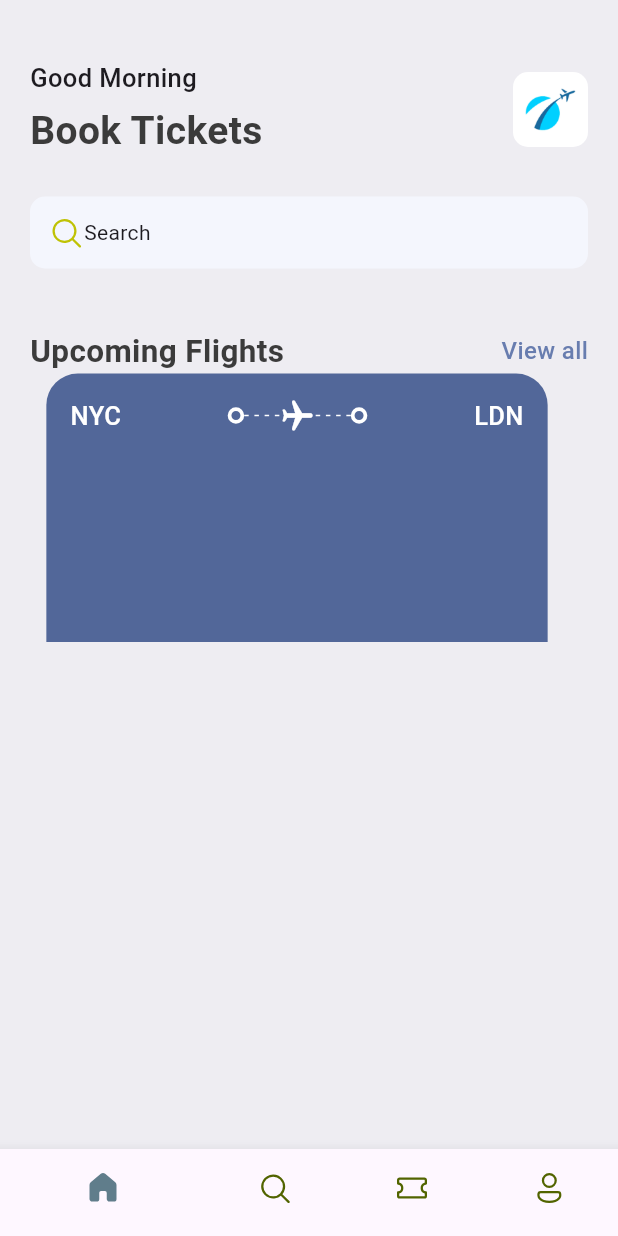
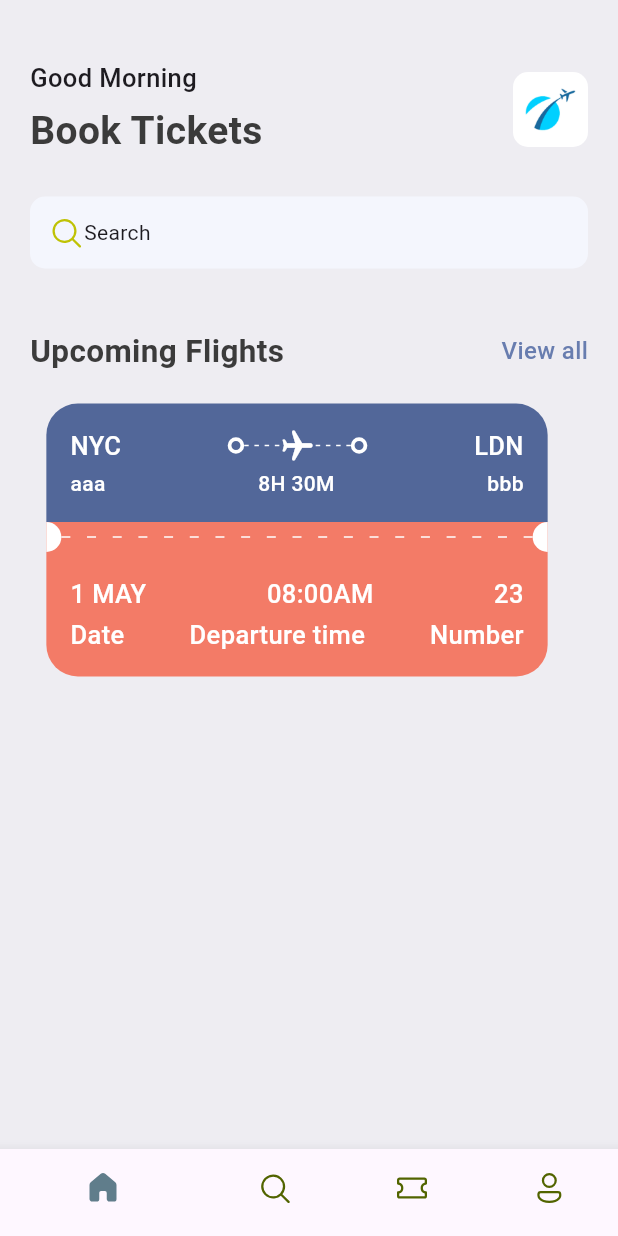
Before and after one commit to rodgers-munene/ticket_app, a Flutter app: the screen it shows after launch, on a phone screen of 412 x 824 dp. Run offline on Flutter 3.47's test engine with Material 3 defaults, Android fonts, the phone set to English and light mode, and no system bars; our stand-ins replace fluentui_icons.

Commit message:
creating ticket widget and other widgetes

```diff
--- a/lib/base/res/styles/app_styles.dart
+++ b/lib/base/res/styles/app_styles.dart
@@ -7,6 +7,8 @@ class AppStyles {
   static Color bgColor = const Color(0xFFeeedf2);
   static Color textColor = const Color(0xFF3b3b3b);
   static Color ticketBlue = const Color(0xFF526799);
+  static Color ticketOrange = const Color(0xFFF37B67  );
+
 
   static TextStyle textStyle = TextStyle(
     fontSize: 16,
@@ -28,4 +30,8 @@ class AppStyles {
     fontSize: 17,
     fontWeight: FontWeight.w500,
   );
+  static TextStyle headLineStyle4 = TextStyle(
+    fontSize: 14,
+    fontWeight: FontWeight.w500,
+  );
 }
--- a/lib/base/widgets/app_layout_builder.dart
+++ b/lib/base/widgets/app_layout_builder.dart
@@ -2,8 +2,9 @@ import 'package:flutter/material.dart';
 
 class AppLayoutBuilder extends StatelessWidget {
   final int randomDivider;
+  final double width;
 
-  const AppLayoutBuilder({super.key, required this.randomDivider});
+  const AppLayoutBuilder({super.key, required this.randomDivider, this.width = 3});
 
   @override
   Widget build(BuildContext context) {
@@ -12,11 +13,16 @@ class AppLayoutBuilder extends StatelessWidget {
         return Flex(
           mainAxisAlignment: MainAxisAlignment.spaceBetween,
           direction: Axis.horizontal,
-          children: List.generate((constraints.constrainWidth()/randomDivider).floor(), (generator) => SizedBox(
-            width: 3,
-            height: 1,
-            child: DecoratedBox(decoration: BoxDecoration(color: Colors.white)),
-          )),
+          children: List.generate(
+            (constraints.constrainWidth() / randomDivider).floor(),
+            (generator) => SizedBox(
+              width: width,
+              height: 1,
+              child: DecoratedBox(
+                decoration: BoxDecoration(color: Colors.white),
+              ),
+            ),
+          ),
         );
       },
     );
--- /dev/null
+++ b/lib/base/widgets/big_circle.dart
@@ -0,0 +1,23 @@
+import 'package:flutter/material.dart';
+
+class BigCircle extends StatelessWidget {
+  final bool isRight;
+  const BigCircle({super.key, required this.isRight});
+
+  @override
+  Widget build(BuildContext context) {
+    return SizedBox(
+      height: 20,
+      width: 10,
+      child: DecoratedBox(
+        decoration: BoxDecoration(
+          color: Colors.white,
+          borderRadius: isRight == true? const BorderRadius.only(
+            topRight: Radius.circular(10),
+            bottomRight: Radius.circular(10),
+          ): const BorderRadius.only(topLeft: Radius.circular(10), bottomLeft: Radius.circular(10)),
+        ),
+      ),
+    );
+  }
+}
--- a/lib/base/widgets/ticket_view.dart
+++ b/lib/base/widgets/ticket_view.dart
@@ -1,6 +1,7 @@
 import 'package:flutter/material.dart';
 import 'package:ticket_app/base/res/styles/app_styles.dart';
 import 'package:ticket_app/base/widgets/app_layout_builder.dart';
+import 'package:ticket_app/base/widgets/big_circle.dart';
 import 'package:ticket_app/base/widgets/big_dot.dart';
 
 class TicketView extends StatelessWidget {
@@ -12,9 +13,13 @@ class TicketView extends StatelessWidget {
 
     return SizedBox(
       width: size.width * 0.85,
-      height: 179,
+      height: 189,
       child: Container(
         margin: EdgeInsets.only(right: 16),
+        child: Column(
+          children: [
+            // blue part of ticket
+            Container(
               decoration: BoxDecoration(
                 borderRadius: BorderRadius.only(
                   topLeft: Radius.circular(21),
@@ -25,11 +30,14 @@ class TicketView extends StatelessWidget {
               padding: EdgeInsets.all(16),
               child: Column(
                 children: [
+                  // show departure and destination with icons
                   Row(
                     children: [
                       Text(
                         "NYC",
-                  style: AppStyles.headLineStyle3.copyWith(color: Colors.white),
+                        style: AppStyles.headLineStyle3.copyWith(
+                          color: Colors.white,
+                        ),
                       ),
                       Expanded(child: Container()),
                       BigDot(),
@@ -56,11 +64,119 @@ class TicketView extends StatelessWidget {
                       Expanded(child: Container()),
                       Text(
                         "LDN",
-                  style: AppStyles.headLineStyle3.copyWith(color: Colors.white),
+                        style: AppStyles.headLineStyle3.copyWith(
+                          color: Colors.white,
+                        ),
                       ),
                     ],
                   ),
-            Row(),
+                  SizedBox(height: 3),
+                  // show departure and destination with time
+                  Row(
+                    children: [
+                      Text(
+                        "aaa",
+                        style: AppStyles.headLineStyle4.copyWith(
+                          color: Colors.white,
+                        ),
+                      ),
+                      Expanded(child: Container()),
+                      Text(
+                        "8H 30M",
+                        style: AppStyles.headLineStyle4.copyWith(
+                          color: Colors.white,
+                        ),
+                      ),
+                      Expanded(child: Container()),
+                      Text(
+                        "bbb",
+                        style: AppStyles.headLineStyle4.copyWith(
+                          color: Colors.white,
+                        ),
+                      ),
+                    ],
+                  ),
+                ],
+              ),
+            ),
+            // circles and dots
+            Container(
+              height: 20,
+              color: AppStyles.ticketOrange,
+              child: Row(
+                children: [
+                  BigCircle(isRight: true,),
+                  Expanded(child: AppLayoutBuilder(randomDivider: 16, width: 6,)),
+                  BigCircle(isRight: false)
+                ],
+              ),
+            ),
+            // orange part
+            Container(
+              decoration: BoxDecoration(
+                borderRadius: BorderRadius.only(
+                  bottomLeft: Radius.circular(21),
+                  bottomRight: Radius.circular(21),
+                ),
+                color: AppStyles.ticketOrange,
+              ),
+              padding: EdgeInsets.all(16),
+              child: Column(
+                children: [
+                  // show departure and destination with icons
+                  Row(
+                    children: [
+                      Text(
+                        "1 MAY",
+                        style: AppStyles.headLineStyle3.copyWith(
+                          color: Colors.white,
+                        ),
+                      ),
+                      Expanded(child: Container()),
+                      Text(
+                        "08:00AM",
+                        style: AppStyles.headLineStyle3.copyWith(
+                          color: Colors.white,
+                        ),
+                      ),
+                      Expanded(child: Container()),
+                      Text(
+                        "23",
+                        style: AppStyles.headLineStyle3.copyWith(
+                          color: Colors.white,
+                        ),
+                      ),
+                    ],
+                  ),
+                  SizedBox(height: 3),
+                  // show departure and destination with time
+                  Row(
+                    children: [
+                      Text(
+                        "Date",
+                        style: AppStyles.headLineStyle3.copyWith(
+                          color: Colors.white,
+                        ),
+                      ),
+                      Expanded(child: Container()),
+                      Text(
+                        "Departure time",
+                        style: AppStyles.headLineStyle3.copyWith(
+                          color: Colors.white,
+                        ),
+                      ),
+                      Expanded(child: Container()),
+                      Text(
+                        "Number",
+                        style: AppStyles.headLineStyle3.copyWith(
+                          color: Colors.white,
+                        ),
+                      ),
+                    ],
+                  ),
+                ],
+              ),
+            ),
           ],
         ),
       ),
--- a/lib/screens/home_screen.dart
+++ b/lib/screens/home_screen.dart
@@ -65,6 +65,7 @@ class HomeScreen extends StatelessWidget {
                 ),
                 SizedBox(height: 40,),
                 AppDoubleText(bigText: "Upcoming Flights", smallText: "View all",),
+                SizedBox(height: 20,),
                 TicketView(),
               ],
             ),
```
Lines whose indentation alone changed are shown as unchanged.
